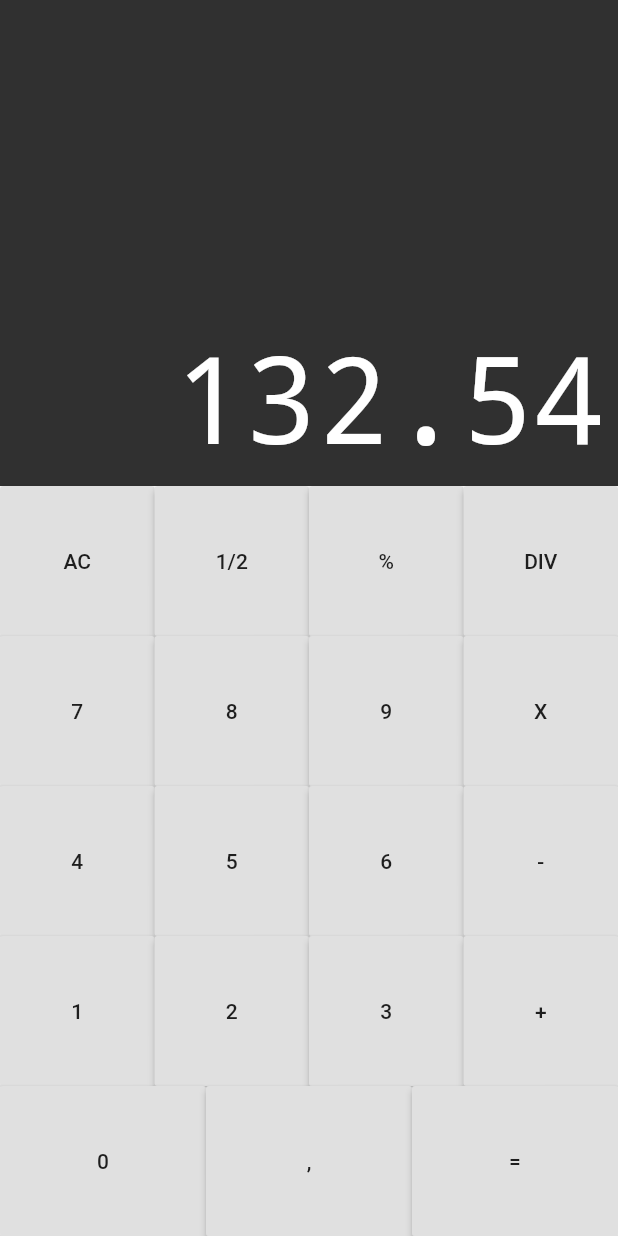
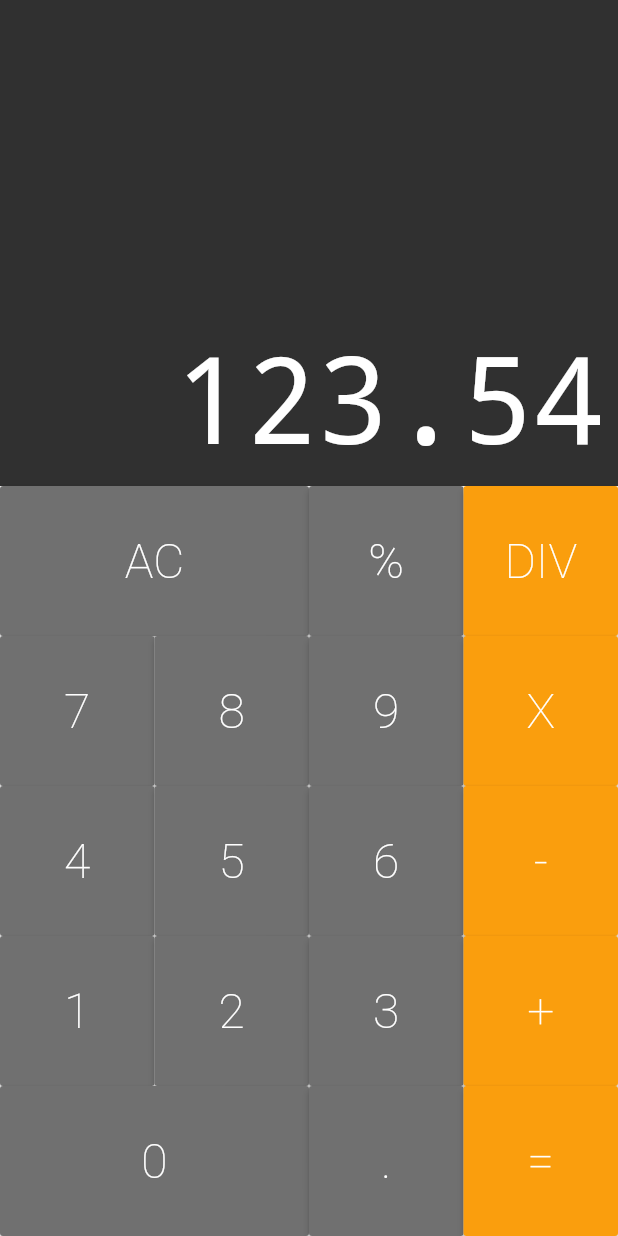
Before and after one commit to silv4b/calculadora-flutter, a Flutter app: the screen it shows after launch, on a phone screen of 412 x 824 dp. Run offline on Flutter 3.47's test engine with Material 2 defaults, Android fonts, the phone set to English and light mode, and no system bars; drawn by our look-alikes of auto_size_text.

Commit message:
definição de tipos de botões e cor dos mesmo

```diff
--- a/lib/components/button.dart
+++ b/lib/components/button.dart
@@ -1,19 +1,53 @@
 import 'package:flutter/material.dart';
 
 class Button extends StatelessWidget {
+  static const DARK = Color.fromRGBO(82, 82, 82, 1);
+  static const DEFAULT = Color.fromRGBO(112, 112, 112, 1);
+  static const OPERATION = Color.fromRGBO(250, 158, 13, 1);
+
   final String text;
+  final bool big;
+  final Color color;
 
   //componente requerido
   Button({
     @required this.text,
+    this.big = false,
+    this.color = DEFAULT,
+  });
+
+  Button.big({
+    @required this.text,
+    this.big = true,
+    this.color = DEFAULT,
+  });
+
+  Button.operation({
+    @required this.text,
+    this.big = false,
+    this.color = OPERATION,
+  });
+
+  Button.dark({
+    @required this.text,
+    this.big = false,
+    this.color = DARK,
   });
 
   @override
   Widget build(BuildContext context) {
     return Expanded(
-      flex: 1,
+      flex: big ? 2 : 1, //[ternario] se for 'big' == 1, se não, == 2
       child: RaisedButton(
-        child: Text(text),
+        color: this.color,
+        child: Text(
+          text,
+          style: TextStyle(
+            color: Colors.white,
+            fontSize: 32,
+            fontWeight: FontWeight.w200,
+          ),
+        ),
         onPressed: () {},
       ),
     );
--- a/lib/components/button_row.dart
+++ b/lib/components/button_row.dart
@@ -12,6 +12,7 @@ class ButtonRow extends StatelessWidget {
       flex: 1,
       child: Row(
         crossAxisAlignment: CrossAxisAlignment.stretch,
+        //expande para coluna toda (altura)
         children: buttons,
       ),
     );
--- a/lib/components/keyboard.dart
+++ b/lib/components/keyboard.dart
@@ -10,33 +10,32 @@ class Keyboard extends StatelessWidget {
       child: Column(
         children: <Widget>[
           ButtonRow([
-            Button(text: 'AC'),
-            Button(text: '1/2'),
+            Button.big(text: 'AC'),
             Button(text: '%'),
-            Button(text: 'DIV'),
+            Button.operation(text: 'DIV'),
           ]),
           ButtonRow([
             Button(text: '7'),
             Button(text: '8'),
             Button(text: '9'),
-            Button(text: 'X'),
+            Button.operation(text: 'X'),
           ]),
           ButtonRow([
             Button(text: '4'),
             Button(text: '5'),
             Button(text: '6'),
-            Button(text: '-'),
+            Button.operation(text: '-'),
           ]),
           ButtonRow([
             Button(text: '1'),
             Button(text: '2'),
             Button(text: '3'),
-            Button(text: '+'),
+            Button.operation(text: '+'),
           ]),
           ButtonRow([
-            Button(text: '0'),
-            Button(text: ','),
-            Button(text: '='),
+            Button.big(text: '0'),
+            Button(text: '.'),
+            Button.operation(text: '='),
           ])
         ],
       ),
--- a/lib/screens/calculadora.dart
+++ b/lib/screens/calculadora.dart
@@ -11,7 +11,7 @@ class Calculadora extends StatelessWidget {
       home: Column(
         children: <Widget>[
           //Text('Display'),
-          Display('132.54'),
+          Display('123.54'),
           Keyboard(),
         ],
       ),
```
